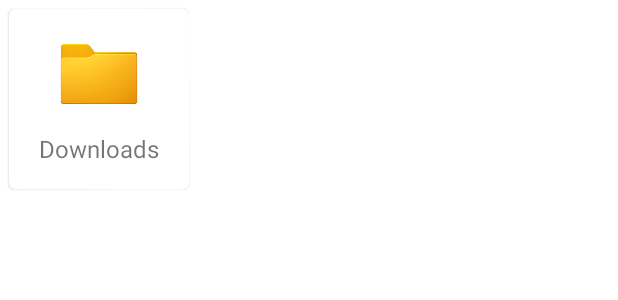
After one commit to shirinvn/FileManagerKt, an Android app: the layout file_item.xml on its own in the app's theme, with its tools: preview values and no code run, on a phone screen of 412 x 824 dp. The commit adds this screen. Shown: the top 300 px of the screen. Run offline under Robolectric (Android 15) with nearby library versions, the phone set to English and light mode, and no system bars.

Commit message:
Initial commit

```diff
--- /dev/null
+++ b/app/src/main/res/layout/file_item.xml
@@ -0,0 +1,35 @@
+<?xml version="1.0" encoding="utf-8"?>
+<com.google.android.material.card.MaterialCardView
+    android:layout_margin="6dp"
+    android:clickable="true"
+    android:focusable="true"
+    xmlns:android="http://schemas.android.com/apk/res/android"
+    xmlns:app="http://schemas.android.com/apk/res-auto"
+    xmlns:tools="http://schemas.android.com/tools"
+    android:layout_width="120dp"
+    android:layout_height="120dp">
+
+    <LinearLayout
+        android:gravity="center"
+        android:orientation="vertical"
+        android:layout_width="match_parent"
+        android:layout_height="match_parent">
+
+        <ImageView
+            android:id="@+id/imageView"
+            android:layout_width="56dp"
+            android:layout_height="56dp"
+            app:srcCompat="@drawable/foldericon" />
+
+        <TextView
+            android:layout_marginTop="10dp"
+            android:id="@+id/textView"
+            android:layout_width="wrap_content"
+            android:layout_height="wrap_content"
+            android:text="Downloads"
+            android:textSize="16sp" />
+
+    </LinearLayout>
+
+
+</com.google.android.material.card.MaterialCardView>
--- a/app/src/main/res/values/colors.xml
+++ b/app/src/main/res/values/colors.xml
@@ -1,10 +1,10 @@
 <?xml version="1.0" encoding="utf-8"?>
 <resources>
     <color name="purple_200">#FFBB86FC</color>
-    <color name="purple_500">#FF6200EE</color>
-    <color name="purple_700">#FF3700B3</color>
-    <color name="teal_200">#FF03DAC5</color>
-    <color name="teal_700">#FF018786</color>
+    <color name="purple_500">#F8B31D</color>
+    <color name="purple_700">#F8B31D</color>
+    <color name="teal_200">#F8B31D</color>
+    <color name="teal_700">#F8B31D</color>
     <color name="black">#FF000000</color>
     <color name="white">#FFFFFFFF</color>
 </resources>
--- /dev/null
+++ b/app/src/main/res/xml/provider_paths.xml
@@ -0,0 +1,4 @@
+<?xml version="1.0" encoding="utf-8"?>
+<paths>
+    <external-path name="external_files" path="."/>
+</paths>
```
Also changed, not shown: app/src/main/AndroidManifest.xml (+14 -2 lines), app/src/main/res/layout/recycler_item.xml (added, +45 -0 lines).
